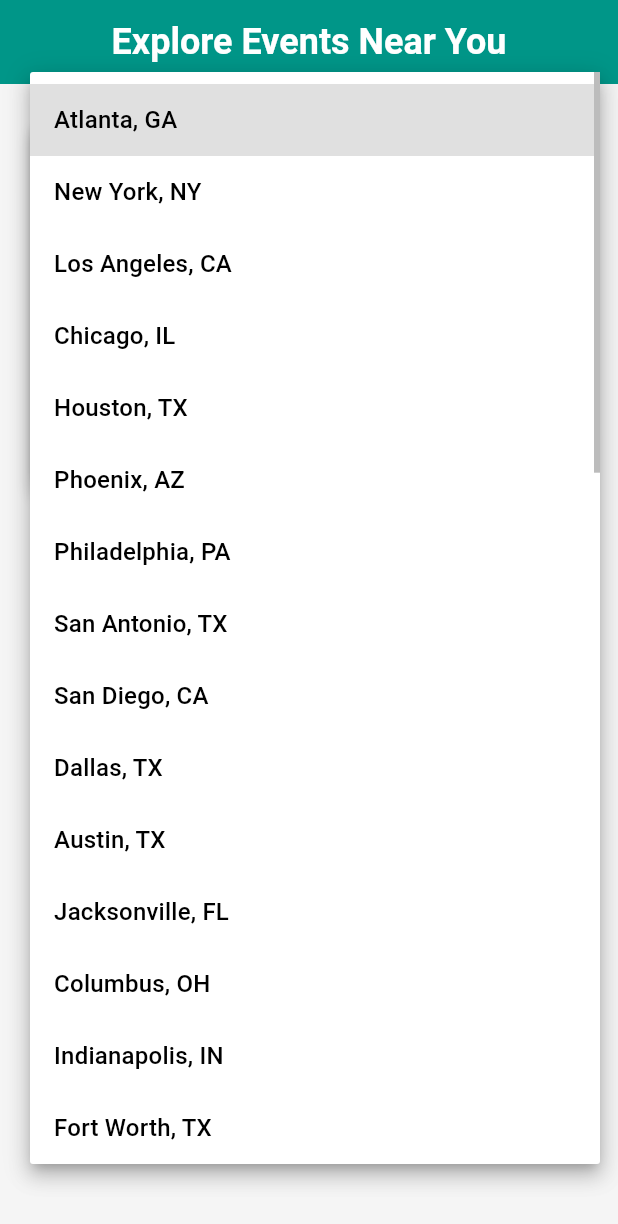
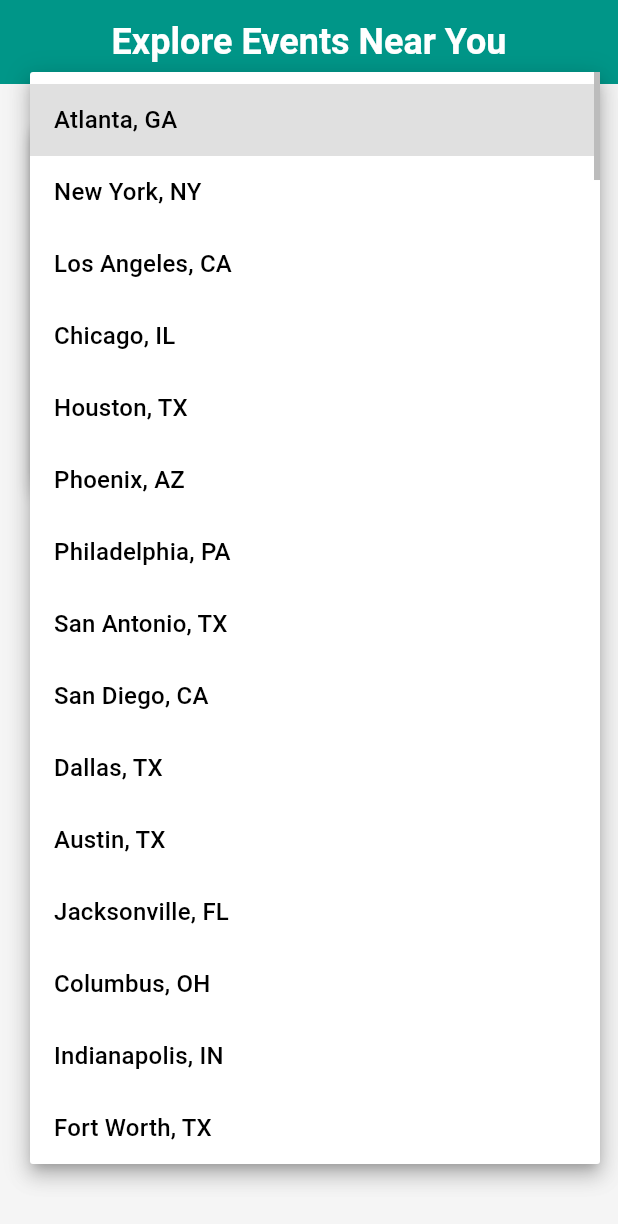
Before and after one commit to diobriggs/Local-Events-Finder-Flutter, a Flutter app: the screen it shows after launch, after a tap on "Select a Location", on a phone screen of 412 x 824 dp. Shown: the top 1224 px of the screen. Run offline on Flutter 3.47's test engine with Material 3 defaults, Android fonts, the phone set to English and light mode, and no system bars.

Commit message:
Added more cities to list

```diff
--- a/lib/HomeScreen.dart
+++ b/lib/HomeScreen.dart
@@ -15,8 +15,32 @@
     'Charlotte, NC', 'San Francisco, CA', 'Seattle, WA', 'Denver, CO', 'Boston, MA',
     'Nashville, TN', 'Detroit, MI', 'Oklahoma City, OK', 'Portland, OR', 'Las Vegas, NV',
     'Baltimore, MD', 'Milwaukee, WI', 'Albuquerque, NM', 'Tucson, AZ', 'Fresno, CA',
-    'Sacramento, CA', 'Kansas City, MO', 'Mesa, AZ', 'Atlanta, GA', 'Omaha, NE', 'Miami, FL',
-    'Long Beach, CA', 'Virginia Beach, VA', 'Oakland, CA', 'Minneapolis, MN', 'Tulsa, OK'
+    'Sacramento, CA', 'Kansas City, MO', 'Mesa, AZ', 'Omaha, NE', 'Miami, FL',
+    'Long Beach, CA', 'Virginia Beach, VA', 'Oakland, CA', 'Minneapolis, MN', 'Tulsa, OK',
+    'Birmingham, AL', 'Montgomery, AL', 'Mobile, AL', 'Huntsville, AL', 'Tuscaloosa, AL',
+    'Anchorage, AK', 'Fairbanks, AK', 'Juneau, AK', 'Sitka, AK', 'Ketchikan, AK',
+    'Chandler, AZ', 'Glendale, AZ', 'Scottsdale, AZ', 'Gilbert, AZ',
+    'Little Rock, AR', 'Fort Smith, AR', 'Fayetteville, AR', 'Springdale, AR', 'Jonesboro, AR',
+    'San Jose, CA', 'Bakersfield, CA', 'Anaheim, CA', 'Santa Ana, CA',
+    'Aurora, CO', 'Colorado Springs, CO', 'Fort Collins, CO', 'Lakewood, CO',
+    'Bridgeport, CT', 'New Haven, CT', 'Stamford, CT', 'Hartford, CT', 'Waterbury, CT',
+    'Wilmington, DE', 'Dover, DE', 'Newark, DE', 'Middletown, DE', 'Smyrna, DE',
+    'Tampa, FL', 'Orlando, FL', 'St. Petersburg, FL', 'Hialeah, FL', 'Tallahassee, FL', 'Fort Lauderdale, FL', 'Port St. Lucie, FL',
+    'Augusta, GA', 'Columbus, GA', 'Macon, GA', 'Savannah, GA',
+    'Honolulu, HI', 'Hilo, HI', 'Kailua, HI', 'Kaneohe, HI', 'Waipahu, HI',
+    'Boise, ID', 'Meridian, ID', 'Nampa, ID', 'Idaho Falls, ID', 'Pocatello, ID',
+    'Aurora, IL', 'Naperville, IL', 'Joliet, IL', 'Rockford, IL', 'Springfield, IL',
+    'Fort Wayne, IN', 'Evansville, IN', 'South Bend, IN', 'Carmel, IN',
+    'Des Moines, IA', 'Cedar Rapids, IA', 'Davenport, IA', 'Sioux City, IA', 'Waterloo, IA',
+    'Wichita, KS', 'Overland Park, KS', 'Olathe, KS', 'Topeka, KS',
+    'Louisville, KY', 'Lexington, KY', 'Bowling Green, KY', 'Owensboro, KY', 'Covington, KY',
+    'New Orleans, LA', 'Baton Rouge, LA', 'Shreveport, LA', 'Lafayette, LA', 'Lake Charles, LA',
+    'Portland, ME', 'Lewiston, ME', 'Bangor, ME', 'South Portland, ME', 'Auburn, ME',
+    'Frederick, MD', 'Rockville, MD', 'Gaithersburg, MD', 'Bowie, MD',
+    'Worcester, MA', 'Springfield, MA', 'Lowell, MA', 'Cambridge, MA',
+    'Grand Rapids, MI', 'Warren, MI', 'Sterling Heights, MI', 'Lansing, MI', 'Ann Arbor, MI',
+    'Saint Paul, MN', 'Rochester, MN', 'Duluth, MN', 'Bloomington, MN',
+    'Jackson, MS', 'Gulfport, MS', 'Southaven, MS', 'Biloxi, MS', 'Hattiesburg, MS'
   ];
 
   @override
```
